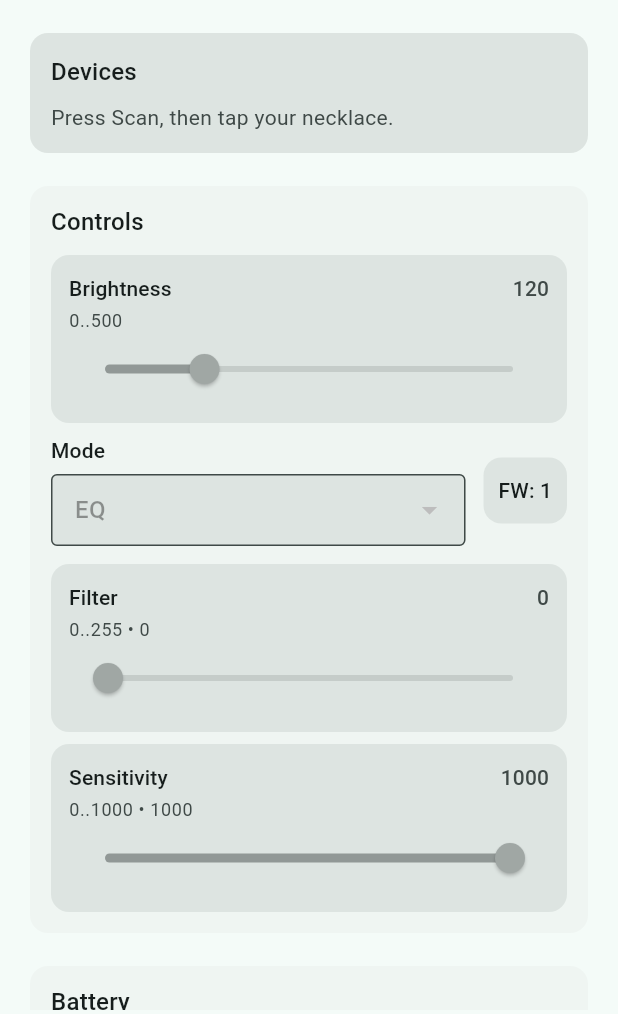
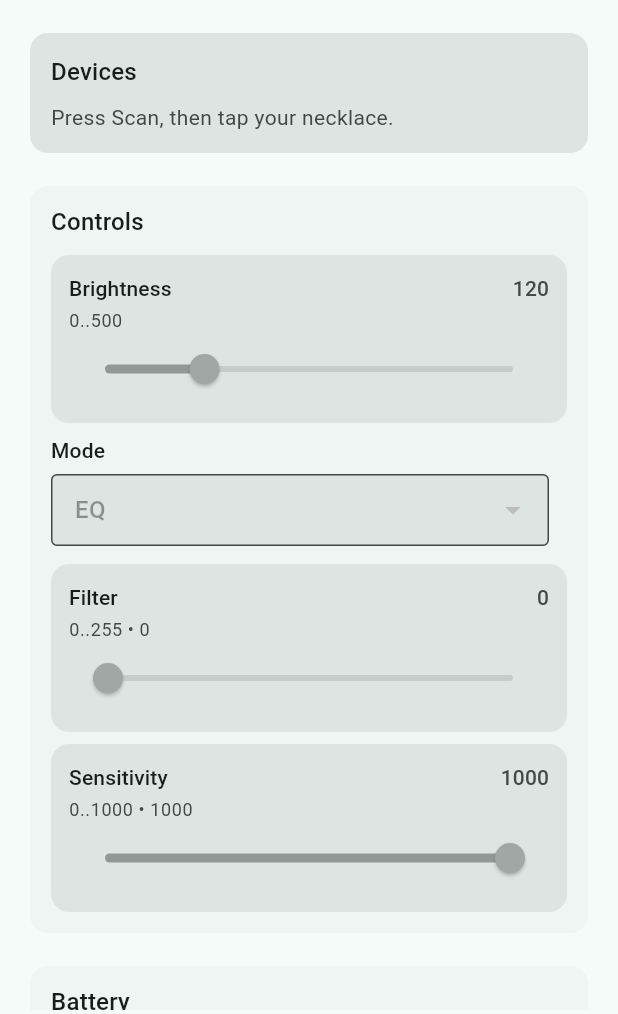
Before and after one commit to chbeeler/led_necklace_control, a Flutter app: the screen it shows after launch, on a phone screen of 412 x 824 dp, the part 222-1236 px from its top. Run offline on Flutter 3.47's test engine with Material 3 defaults, Android fonts, the phone set to English and light mode, and no system bars; missing offline and left inert: universal_ble.

Commit message:
Removes unused field

```diff
--- a/lib/main.dart
+++ b/lib/main.dart
@@ -774,14 +774,6 @@ class _SettingsCard extends StatelessWidget {
                   ),
                 ),
                 const SizedBox(width: 12),
-                Container(
-                  padding: const EdgeInsets.symmetric(horizontal: 10, vertical: 12),
-                  decoration: BoxDecoration(
-                    color: cs.surfaceContainerHighest,
-                    borderRadius: BorderRadius.circular(12),
-                  ),
-                  child: Text('FW: ${mode.fwValue}', style: Theme.of(context).textTheme.labelLarge),
-                ),
               ],
             ),
 
```
